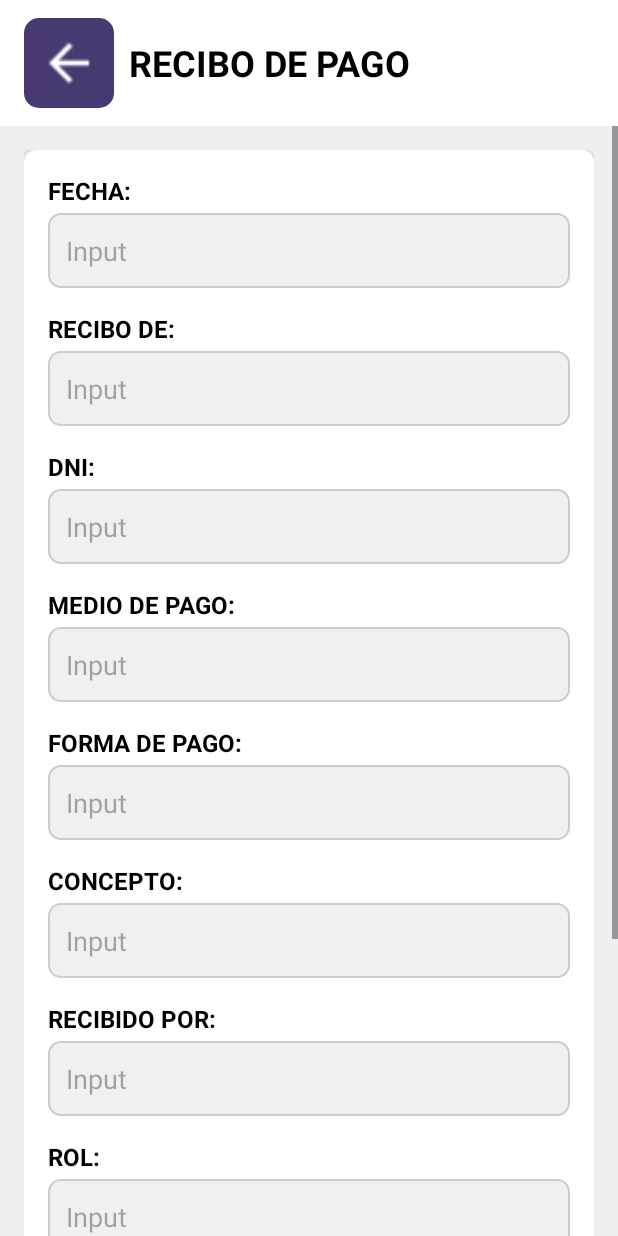
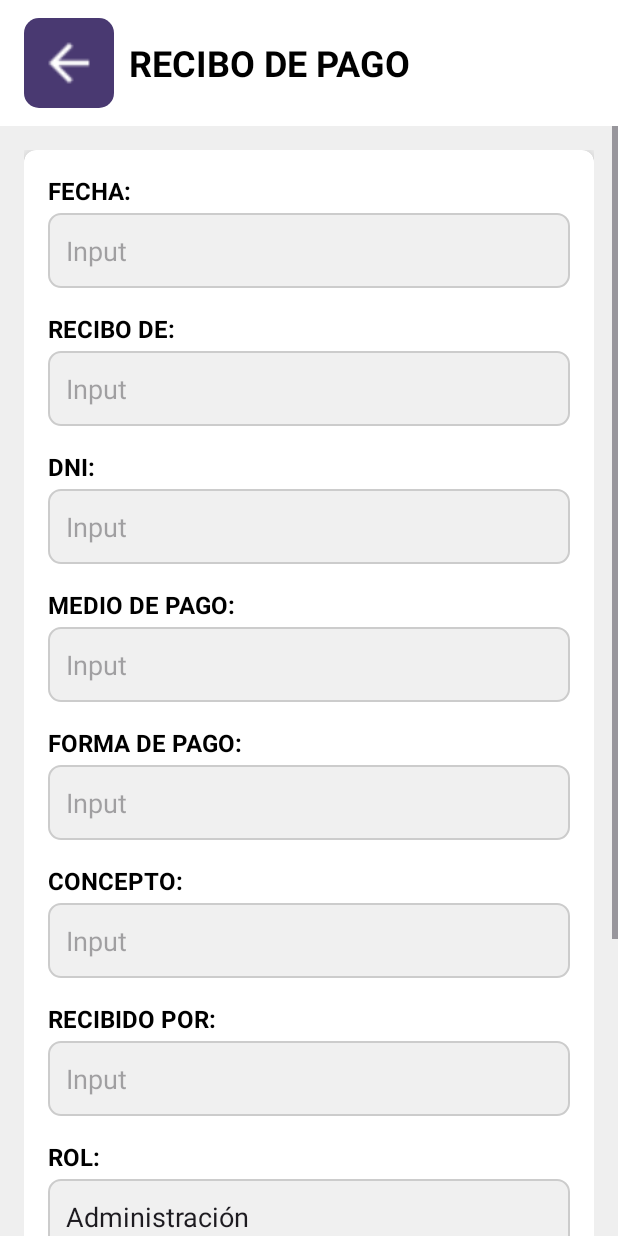
Before and after one commit to gezcarlos22/GrupoTopacio, an Android app built with Jetpack Compose: the ReciboPagoActivity screen opened directly, with no data from a screen before it, on a phone screen of 412 x 824 dp. Run offline under Robolectric (Android 15) with nearby library versions, the phone set to English and light mode, and no system bars.

Commit message:
Cambios recibo (#4)

```diff
--- a/app/src/main/java/com/example/grupotopacio/ReciboPagoActivity.kt
+++ b/app/src/main/java/com/example/grupotopacio/ReciboPagoActivity.kt
@@ -58,6 +58,11 @@ class ReciboPagoActivity : AppCompatActivity() {
         findViewById<EditText>(R.id.inputDNI).setText(datosRecibo?.getString("DNI"))
         findViewById<EditText>(R.id.inputConcepto).setText(datosRecibo?.getString("CONCEPTO"))
         findViewById<EditText>(R.id.inputTotal).setText("$$${datosRecibo?.getString("TOTAL")}")
+
+        findViewById<EditText>(R.id.inputMedioPago).setText(datosRecibo?.getString("TIPO_PAGO"))
+        findViewById<EditText>(R.id.inputFormaPago).setText(datosRecibo?.getString("TIPO_PAGO"))
+        findViewById<EditText>(R.id.inputRecibidoPor).setText(datosRecibo?.getString("FIRMA_ADMIN"))
+        findViewById<EditText>(R.id.inputRol).setText("Administración")
 
 
         val btnImprimir = findViewById<Button>(R.id.btnImprimirRecibo)
--- a/app/src/main/java/com/example/grupotopacio/RegistrarPagoFinalActivity.kt
+++ b/app/src/main/java/com/example/grupotopacio/RegistrarPagoFinalActivity.kt
@@ -21,6 +21,7 @@ class RegistrarPagoFinalActivity : AppCompatActivity() {
     private lateinit var dbHelper: ClubDatabaseHelper
     private lateinit var editMontoFinal: EditText
     private lateinit var radioGroupCobro: RadioGroup
+    private lateinit var editFirmaAdministrador: EditText
 
     override fun onCreate(savedInstanceState: Bundle?) {
         super.onCreate(savedInstanceState)
@@ -30,6 +31,7 @@ class RegistrarPagoFinalActivity : AppCompatActivity() {
         dbHelper = ClubDatabaseHelper(this)
         editMontoFinal = findViewById(R.id.edit_monto_final)
         radioGroupCobro = findViewById(R.id.radio_group_cobro)
+        editFirmaAdministrador = findViewById(R.id.edit_firma_administrador)
 
         cuotaId = intent.getLongExtra("CUOTA_ID", -1)
         if (cuotaId == -1L) {
@@ -91,11 +93,14 @@ class RegistrarPagoFinalActivity : AppCompatActivity() {
     }
 
     private fun mostrarConfirmacionTransaccion() {
+        val firmaAdministrador = editFirmaAdministrador.text.toString()
+
         val dialog = ConfirmacionCuotaDialogFragment().apply {
             arguments = Bundle().apply {
                 putLong("CUOTA_ID", cuotaId)
                 putDouble("MONTO_FINAL", montoFinal)
                 putString("TIPO_PAGO", tipoPagoSeleccionado)
+                putString("FIRMA_ADMIN", firmaAdministrador)
             }
         }
         dialog.show(supportFragmentManager, "confirmacion_transaccion_dialog")
--- a/app/src/main/res/layout/dialog_impresion_correcta.xml
+++ b/app/src/main/res/layout/dialog_impresion_correcta.xml
@@ -20,7 +20,7 @@
     <TextView
         android:layout_width="wrap_content"
         android:layout_height="wrap_content"
-        android:text="Se imprimió el recibo de pago correctamente"
+        android:text="Impresión realizada correctamente"
         android:textSize="20sp"
         android:textStyle="normal"
         android:textColor="@color/black"
```
Also changed, not shown: app/src/main/java/com/example/grupotopacio/ConfirmacionCuotaDialogFragment.kt (+10 -1 lines).
